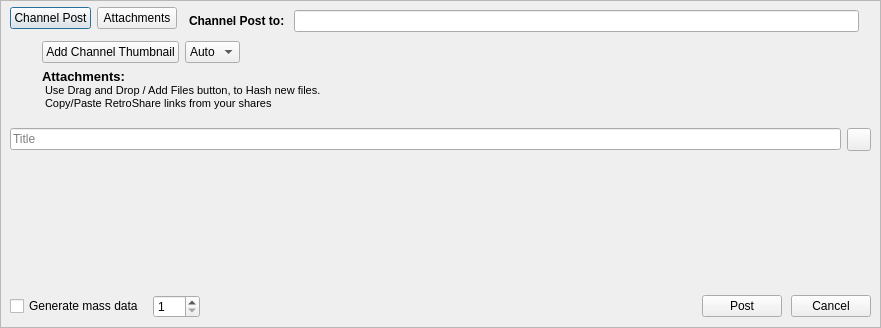
Old version of the form retroshare-gui/src/gui/gxschannels/CreateGxsChannelMsg.ui in the repository RetroShare/RetroShare.
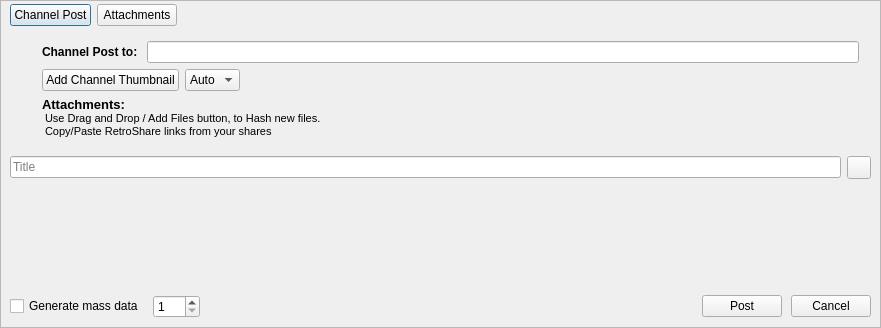
New version of the form. Icons and pictures are not drawn. Custom widgets are drawn as their Qt base class.

Commit message: * moved the Title back to the old place

What changed in the file:
```diff
--- a/retroshare-gui/src/gui/gxschannels/CreateGxsChannelMsg.ui
+++ b/retroshare-gui/src/gui/gxschannels/CreateGxsChannelMsg.ui
@@ -59,6 +59,12 @@
       </property>
       <item row="0" column="0">
        <widget class="QPushButton" name="channelpostButton">
+        <property name="sizePolicy">
+         <sizepolicy hsizetype="Preferred" vsizetype="Fixed">
+          <horstretch>0</horstretch>
+          <verstretch>0</verstretch>
+         </sizepolicy>
+        </property>
         <property name="text">
          <string>Channel Post</string>
         </property>
@@ -170,37 +176,7 @@
              <property name="bottomMargin">
               <number>0</number>
              </property>
-             <item row="0" column="0" rowspan="3">
-              <layout class="QVBoxLayout" name="verticalLayout_2">
-               <property name="spacing">
-                <number>6</number>
-               </property>
-               <item>
-                <widget class="ChannelPostThumbnailView" name="preview_W" native="true">
-                 <property name="sizePolicy">
-                  <sizepolicy hsizetype="Preferred" vsizetype="MinimumExpanding">
-                   <horstretch>0</horstretch>
-                   <verstretch>0</verstretch>
-                  </sizepolicy>
-                 </property>
-                </widget>
-               </item>
-               <item>
-                <spacer name="verticalSpacer_2">
-                 <property name="orientation">
-                  <enum>Qt::Vertical</enum>
-                 </property>
-                 <property name="sizeHint" stdset="0">
-                  <size>
-                   <width>20</width>
-                   <height>1</height>
-                  </size>
-                 </property>
-                </spacer>
-               </item>
-              </layout>
-             </item>
-             <item row="1" column="1">
+             <item row="2" column="1">
               <widget class="QLabel" name="channelAttachLabel">
                <property name="text">
                 <string>&lt;!DOCTYPE HTML PUBLIC &quot;-//W3C//DTD HTML 4.0//EN&quot; &quot;http://www.w3.org/TR/REC-html40/strict.dtd&quot;&gt;
@@ -216,7 +192,7 @@
                </property>
               </widget>
              </item>
-             <item row="0" column="1">
+             <item row="1" column="1">
               <layout class="QHBoxLayout" name="horizontalLayout">
                <item>
                 <widget class="QPushButton" name="addThumbnailButton">
@@ -282,6 +258,81 @@
                </item>
               </layout>
              </item>
+             <item row="0" column="1">
+              <layout class="QHBoxLayout" name="channelNameHLayout">
+               <property name="spacing">
+                <number>9</number>
+               </property>
+               <property name="leftMargin">
+                <number>0</number>
+               </property>
+               <property name="topMargin">
+                <number>6</number>
+               </property>
+               <property name="rightMargin">
+                <number>6</number>
+               </property>
+               <item>
+                <widget class="QLabel" name="channelNameLabel">
+                 <property name="sizePolicy">
+                  <sizepolicy hsizetype="Preferred" vsizetype="Fixed">
+                   <horstretch>0</horstretch>
+                   <verstretch>0</verstretch>
+                  </sizepolicy>
+                 </property>
+                 <property name="font">
+                  <font>
+                   <weight>75</weight>
+                   <bold>true</bold>
+                  </font>
+                 </property>
+                 <property name="text">
+                  <string>Channel Post to:</string>
+                 </property>
+                </widget>
+               </item>
+               <item>
+                <widget class="QLineEdit" name="channelName">
+                 <property name="enabled">
+                  <bool>true</bool>
+                 </property>
+                 <property name="readOnly">
+                  <bool>true</bool>
+                 </property>
+                </widget>
+               </item>
+              </layout>
+             </item>
+             <item row="0" column="0" rowspan="4">
+              <layout class="QVBoxLayout" name="verticalLayout_2">
+               <property name="spacing">
+                <number>6</number>
+               </property>
+               <item>
+                <widget class="ChannelPostThumbnailView" name="preview_W" native="true">
+                 <property name="sizePolicy">
+                  <sizepolicy hsizetype="Preferred" vsizetype="MinimumExpanding">
+                   <horstretch>0</horstretch>
+                   <verstretch>0</verstretch>
+                  </sizepolicy>
+                 </property>
+                </widget>
+               </item>
+               <item>
+                <spacer name="verticalSpacer_2">
+                 <property name="orientation">
+                  <enum>Qt::Vertical</enum>
+                 </property>
+                 <property name="sizeHint" stdset="0">
+                  <size>
+                   <width>20</width>
+                   <height>1</height>
+                  </size>
+                 </property>
+                </spacer>
+               </item>
+              </layout>
+             </item>
             </layout>
            </widget>
           </item>
@@ -497,6 +548,12 @@
       </item>
       <item row="0" column="1">
        <widget class="QPushButton" name="attachmentsButton">
+        <property name="sizePolicy">
+         <sizepolicy hsizetype="Preferred" vsizetype="Fixed">
+          <horstretch>0</horstretch>
+          <verstretch>0</verstretch>
+         </sizepolicy>
+        </property>
         <property name="text">
          <string>Attachments</string>
         </property>
@@ -509,49 +566,17 @@
        </widget>
       </item>
       <item row="0" column="2">
-       <layout class="QHBoxLayout" name="channelNameHLayout">
-        <property name="spacing">
-         <number>9</number>
+       <spacer name="horizontalSpacer">
+        <property name="orientation">
+         <enum>Qt::Horizontal</enum>
         </property>
-        <property name="leftMargin">
-         <number>6</number>
+        <property name="sizeHint" stdset="0">
+         <size>
+          <width>40</width>
+          <height>20</height>
+         </size>
         </property>
-        <property name="topMargin">
-         <number>6</number>
-        </property>
-        <property name="rightMargin">
-         <number>6</number>
-        </property>
-        <item>
-         <widget class="QLabel" name="channelNameLabel">
-          <property name="sizePolicy">
-           <sizepolicy hsizetype="Preferred" vsizetype="Fixed">
-            <horstretch>0</horstretch>
-            <verstretch>0</verstretch>
-           </sizepolicy>
-          </property>
-          <property name="font">
-           <font>
-            <weight>75</weight>
-            <bold>true</bold>
-           </font>
-          </property>
-          <property name="text">
-           <string>Channel Post to:</string>
-          </property>
-         </widget>
-        </item>
-        <item>
-         <widget class="QLineEdit" name="channelName">
-          <property name="enabled">
-           <bool>true</bool>
-          </property>
-          <property name="readOnly">
-           <bool>true</bool>
-          </property>
-         </widget>
-        </item>
-       </layout>
+       </spacer>
       </item>
      </layout>
     </widget>
```
Left out of the diff: 2 changed lines with no effect on the pictures.
